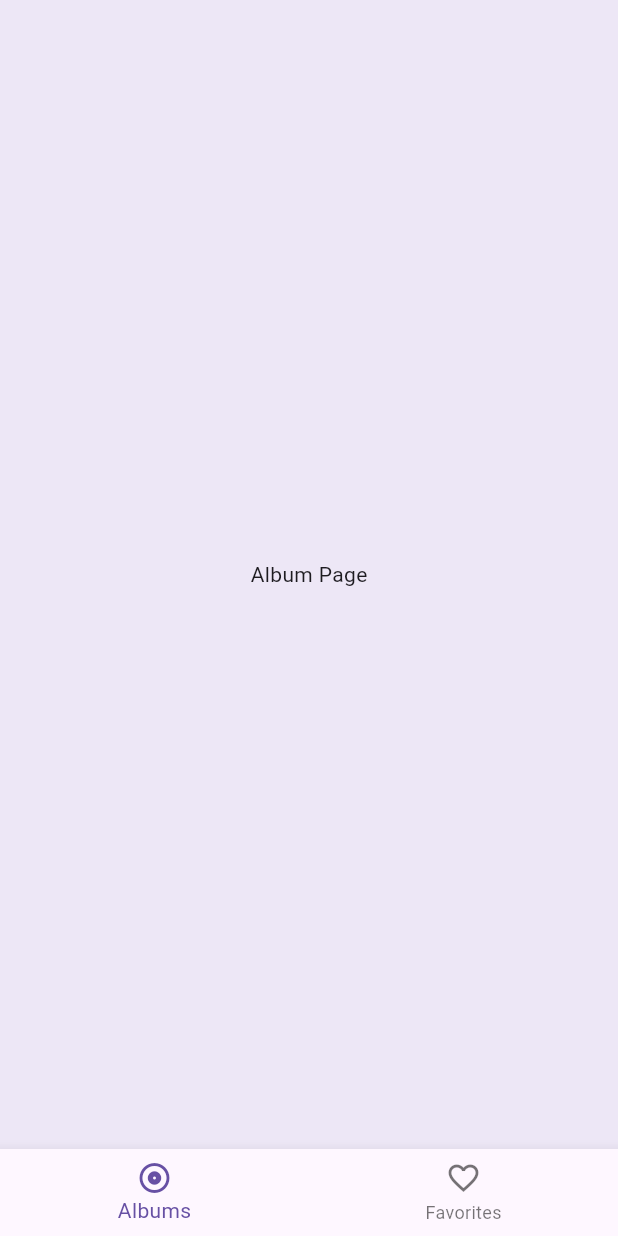
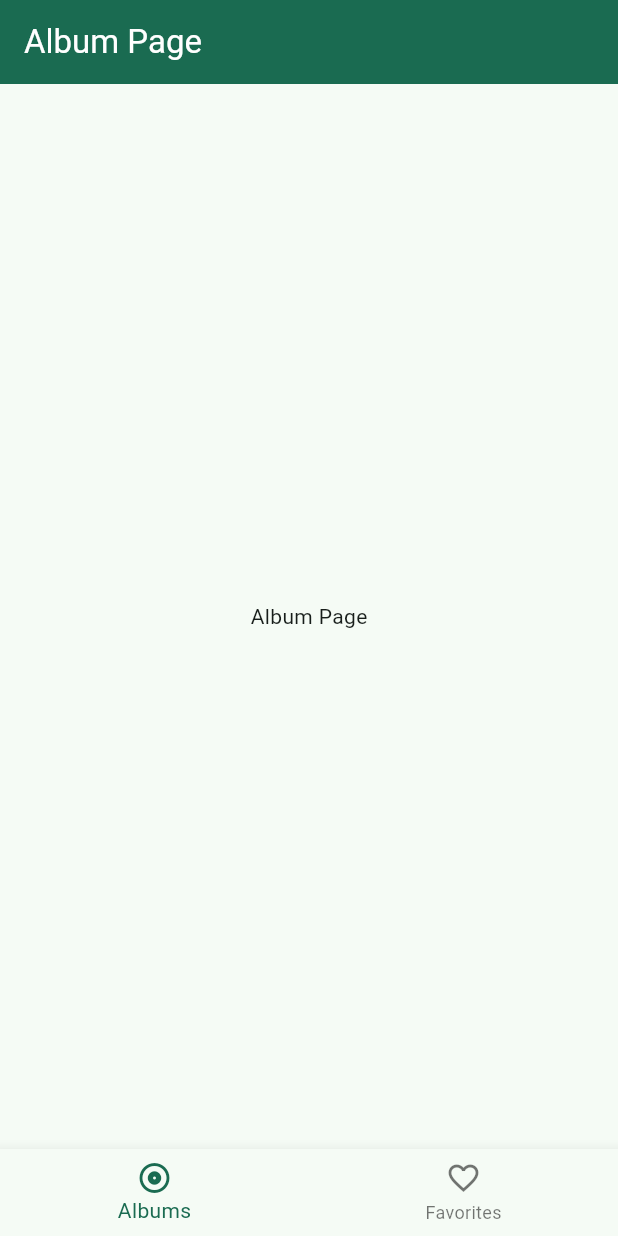
Before and after one commit to AnnaPS/swiftify, a Flutter app: the screen it shows after launch, on a phone screen of 412 x 824 dp. Run offline on Flutter 3.47's test engine with Material 3 defaults, Android fonts, the phone set to English and light mode, and no system bars; our stand-ins replace bloc, dio, equatable, flutter_bloc, go_router; generated files the repository leaves out were written again.

Commit message:
feat: add theme (#8)

```diff
--- a/lib/album/view/album_view.dart
+++ b/lib/album/view/album_view.dart
@@ -1,12 +1,17 @@
-import 'package:flutter/widgets.dart';
+import 'package:flutter/material.dart';
 
 class AlbumView extends StatelessWidget {
   const AlbumView({super.key});
 
   @override
   Widget build(BuildContext context) {
-    return const Center(
-      child: Text('Album Page'),
+    return Scaffold(
+      appBar: AppBar(
+        title: const Text('Album Page'),
+      ),
+      body: const Center(
+        child: Text('Album Page'),
+      ),
     );
   }
 }
--- a/lib/app/view/app.dart
+++ b/lib/app/view/app.dart
@@ -2,6 +2,7 @@ import 'package:flutter/material.dart';
 import 'package:flutter_bloc/flutter_bloc.dart';
 import 'package:swiftify/app/app_router/app_router.dart';
 import 'package:swiftify/l10n/l10n.dart';
+import 'package:swiftify/theme/theme.dart';
 import 'package:swiftify_repository/swiftify_repository.dart';
 
 class App extends StatefulWidget {
@@ -19,16 +20,14 @@ class App extends StatefulWidget {
 class _AppState extends State<App> {
   @override
   Widget build(BuildContext context) {
+    const appTheme = AppTheme();
     return RepositoryProvider.value(
       value: widget._swiftifyRepository,
       child: MaterialApp.router(
-        theme: ThemeData(
-          scaffoldBackgroundColor: Colors.deepPurple[50],
-          appBarTheme: AppBarTheme(
-            backgroundColor: Theme.of(context).colorScheme.inversePrimary,
-          ),
-          useMaterial3: true,
-        ),
+        theme: appTheme.light,
+        darkTheme: appTheme.dark,
+        highContrastDarkTheme: const AppTheme().darkHighContrast,
+        highContrastTheme: const AppTheme().lightHighContrast,
         localizationsDelegates: AppLocalizations.localizationsDelegates,
         supportedLocales: AppLocalizations.supportedLocales,
         routerConfig: AppRouter(
--- /dev/null
+++ b/lib/theme/theme.dart
@@ -0,0 +1,241 @@
+import 'package:flutter/material.dart';
+
+class AppTheme {
+  const AppTheme();
+
+  ColorScheme lightScheme() {
+    return const ColorScheme(
+      brightness: Brightness.light,
+      primary: Color(0xff1a6b51),
+      surfaceTint: Color(0xff1a6b51),
+      onPrimary: Color(0xffffffff),
+      primaryContainer: Color(0xffa6f2d2),
+      onPrimaryContainer: Color(0xff002116),
+      secondary: Color.fromARGB(255, 33, 59, 48),
+      onSecondary: Color(0xffffffff),
+      secondaryContainer: Color(0xffcee9db),
+      onSecondaryContainer: Color(0xff092017),
+      tertiary: Color(0xff3f6375),
+      onTertiary: Color(0xffffffff),
+      tertiaryContainer: Color(0xffc2e8fd),
+      onTertiaryContainer: Color(0xff001f2a),
+      error: Color(0xffba1a1a),
+      onError: Color(0xffffffff),
+      errorContainer: Color(0xffffdad6),
+      onErrorContainer: Color(0xff410002),
+      surface: Color(0xfff5fbf5),
+      onSurface: Color(0xff171d1a),
+      onSurfaceVariant: Color(0xff404944),
+      outline: Color(0xff707974),
+      outlineVariant: Color(0xffbfc9c2),
+      shadow: Color(0xff000000),
+      scrim: Color(0xff000000),
+      inverseSurface: Color(0xff2c322e),
+      inversePrimary: Color(0xff8ad6b7),
+      primaryFixed: Color(0xffa6f2d2),
+      onPrimaryFixed: Color(0xff002116),
+      primaryFixedDim: Color(0xff8ad6b7),
+      onPrimaryFixedVariant: Color(0xff00513c),
+      secondaryFixed: Color(0xffcee9db),
+      onSecondaryFixed: Color(0xff092017),
+      secondaryFixedDim: Color(0xffb3ccbf),
+      onSecondaryFixedVariant: Color(0xff354b42),
+      tertiaryFixed: Color(0xffc2e8fd),
+      onTertiaryFixed: Color(0xff001f2a),
+      tertiaryFixedDim: Color(0xffa6cce0),
+      onTertiaryFixedVariant: Color(0xff264b5c),
+      surfaceDim: Color(0xffd6dbd6),
+      surfaceBright: Color(0xfff5fbf5),
+      surfaceContainerLowest: Color(0xffffffff),
+      surfaceContainerLow: Color(0xffeff5f0),
+      surfaceContainer: Color(0xffe9efea),
+      surfaceContainerHigh: Color(0xffe4eae4),
+      surfaceContainerHighest: Color(0xffdee4df),
+    );
+  }
+
+  ThemeData get light {
+    return theme(lightScheme());
+  }
+
+  ColorScheme lightHighContrastScheme() {
+    return const ColorScheme(
+      brightness: Brightness.light,
+      primary: Color(0xff00281c),
+      surfaceTint: Color(0xff1a6b51),
+      onPrimary: Color(0xffffffff),
+      primaryContainer: Color(0xff004d38),
+      onPrimaryContainer: Color(0xffffffff),
+      secondary: Color(0xff10261e),
+      onSecondary: Color(0xffffffff),
+      secondaryContainer: Color(0xff31483e),
+      onSecondaryContainer: Color(0xffffffff),
+      tertiary: Color(0xff002633),
+      onTertiary: Color(0xffffffff),
+      tertiaryContainer: Color(0xff214758),
+      onTertiaryContainer: Color(0xffffffff),
+      error: Color(0xff4e0002),
+      onError: Color(0xffffffff),
+      errorContainer: Color(0xff8c0009),
+      onErrorContainer: Color(0xffffffff),
+      surface: Color(0xfff5fbf5),
+      onSurface: Color(0xff000000),
+      onSurfaceVariant: Color(0xff1d2622),
+      outline: Color(0xff3c4540),
+      outlineVariant: Color(0xff3c4540),
+      shadow: Color(0xff000000),
+      scrim: Color(0xff000000),
+      inverseSurface: Color(0xff2c322e),
+      inversePrimary: Color(0xffaffcdb),
+      primaryFixed: Color(0xff004d38),
+      onPrimaryFixed: Color(0xffffffff),
+      primaryFixedDim: Color(0xff003425),
+      onPrimaryFixedVariant: Color(0xffffffff),
+      secondaryFixed: Color(0xff31483e),
+      onSecondaryFixed: Color(0xffffffff),
+      secondaryFixedDim: Color(0xff1b3128),
+      onSecondaryFixedVariant: Color(0xffffffff),
+      tertiaryFixed: Color(0xff214758),
+      onTertiaryFixed: Color(0xffffffff),
+      tertiaryFixedDim: Color(0xff043141),
+      onTertiaryFixedVariant: Color(0xffffffff),
+      surfaceDim: Color(0xffd6dbd6),
+      surfaceBright: Color(0xfff5fbf5),
+      surfaceContainerLowest: Color(0xffffffff),
+      surfaceContainerLow: Color(0xffeff5f0),
+      surfaceContainer: Color(0xffe9efea),
+      surfaceContainerHigh: Color(0xffe4eae4),
+      surfaceContainerHighest: Color(0xffdee4df),
+    );
+  }
+
+  ThemeData get lightHighContrast {
+    return theme(lightHighContrastScheme());
+  }
+
+  ColorScheme darkScheme() {
+    return const ColorScheme(
+      brightness: Brightness.dark,
+      primary: Color(0xff8ad6b7),
+      surfaceTint: Color(0xff8ad6b7),
+      onPrimary: Color(0xff003828),
+      primaryContainer: Color(0xff00513c),
+      onPrimaryContainer: Color(0xffa6f2d2),
+      secondary: Color(0xffb3ccbf),
+      onSecondary: Color(0xff1e352c),
+      secondaryContainer: Color(0xff354b42),
+      onSecondaryContainer: Color(0xffcee9db),
+      tertiary: Color(0xffa6cce0),
+      onTertiary: Color(0xff0a3545),
+      tertiaryContainer: Color(0xff264b5c),
+      onTertiaryContainer: Color(0xffc2e8fd),
+      error: Color(0xffffb4ab),
+      onError: Color(0xff690005),
+      errorContainer: Color(0xff93000a),
+      onErrorContainer: Color(0xffffdad6),
+      surface: Color(0xff0f1512),
+      onSurface: Color(0xffdee4df),
+      onSurfaceVariant: Color(0xffbfc9c2),
+      outline: Color(0xff89938d),
+      outlineVariant: Color(0xff404944),
+      shadow: Color(0xff000000),
+      scrim: Color(0xff000000),
+      inverseSurface: Color(0xffdee4df),
+      inversePrimary: Color(0xff1a6b51),
+      primaryFixed: Color(0xffa6f2d2),
+      onPrimaryFixed: Color(0xff002116),
+      primaryFixedDim: Color(0xff8ad6b7),
+      onPrimaryFixedVariant: Color(0xff00513c),
+      secondaryFixed: Color(0xffcee9db),
+      onSecondaryFixed: Color(0xff092017),
+      secondaryFixedDim: Color(0xffb3ccbf),
+      onSecondaryFixedVariant: Color(0xff354b42),
+      tertiaryFixed: Color(0xffc2e8fd),
+      onTertiaryFixed: Color(0xff001f2a),
+      tertiaryFixedDim: Color(0xffa6cce0),
+      onTertiaryFixedVariant: Color(0xff264b5c),
+      surfaceDim: Color(0xff0f1512),
+      surfaceBright: Color(0xff343b37),
+      surfaceContainerLowest: Color(0xff0a0f0d),
+      surfaceContainerLow: Color(0xff171d1a),
+      surfaceContainer: Color(0xff1b211e),
+      surfaceContainerHigh: Color(0xff252b28),
+      surfaceContainerHighest: Color(0xff303633),
+    );
+  }
+
+  ThemeData get dark {
+    return theme(darkScheme());
+  }
+
+  ColorScheme darkHighContrastScheme() {
+    return const ColorScheme(
+      brightness: Brightness.dark,
+      primary: Color(0xffedfff4),
+      surfaceTint: Color(0xff8ad6b7),
+      onPrimary: Color(0xff000000),
+      primaryContainer: Color(0xff8edabb),
+      onPrimaryContainer: Color(0xff000000),
+      secondary: Color(0xffedfff4),
+      onSecondary: Color(0xff000000),
+      secondaryContainer: Color(0xffb7d1c3),
+      onSecondaryContainer: Color(0xff000000),
+      tertiary: Color(0xfff7fbff),
+      onTertiary: Color(0xff000000),
+      tertiaryContainer: Color(0xffabd0e4),
+      onTertiaryContainer: Color(0xff000000),
+      error: Color(0xfffff9f9),
+      onError: Color(0xff000000),
+      errorContainer: Color(0xffffbab1),
+      onErrorContainer: Color(0xff000000),
+      surface: Color(0xff0f1512),
+      onSurface: Color(0xffffffff),
+      onSurfaceVariant: Color(0xfff3fdf6),
+      outline: Color(0xffc3cdc6),
+      outlineVariant: Color(0xffc3cdc6),
+      shadow: Color(0xff000000),
+      scrim: Color(0xff000000),
+      inverseSurface: Color(0xffdee4df),
+      inversePrimary: Color(0xff003123),
+      primaryFixed: Color(0xffaaf7d6),
+      onPrimaryFixed: Color(0xff000000),
+      primaryFixedDim: Color(0xff8edabb),
+      onPrimaryFixedVariant: Color(0xff001b11),
+      secondaryFixed: Color(0xffd3eddf),
+      onSecondaryFixed: Color(0xff000000),
+      secondaryFixedDim: Color(0xffb7d1c3),
+      onSecondaryFixedVariant: Color(0xff041a12),
+      tertiaryFixed: Color(0xffcaecff),
+      onTertiaryFixed: Color(0xff000000),
+      tertiaryFixedDim: Color(0xffabd0e4),
+      onTertiaryFixedVariant: Color(0xff001923),
+      surfaceDim: Color(0xff0f1512),
+      surfaceBright: Color(0xff343b37),
+      surfaceContainerLowest: Color(0xff0a0f0d),
+      surfaceContainerLow: Color(0xff171d1a),
+      surfaceContainer: Color(0xff1b211e),
+      surfaceContainerHigh: Color(0xff252b28),
+      surfaceContainerHighest: Color(0xff303633),
+    );
+  }
+
+  ThemeData get darkHighContrast {
+    return theme(darkHighContrastScheme());
+  }
+
+  ThemeData theme(ColorScheme colorScheme) => ThemeData(
+        useMaterial3: true,
+        brightness: colorScheme.brightness,
+        colorScheme: colorScheme,
+        textTheme: const TextTheme().apply(
+          bodyColor: colorScheme.onSurface,
+          displayColor: colorScheme.onSurface,
+        ),
+        scaffoldBackgroundColor: colorScheme.surface,
+        canvasColor: colorScheme.surface,
+        appBarTheme: AppBarTheme(
+          backgroundColor: colorScheme.primary,
+          foregroundColor: colorScheme.onPrimary,
+        ),
+      );
+}
```
Also changed, not shown: 1 other file.
